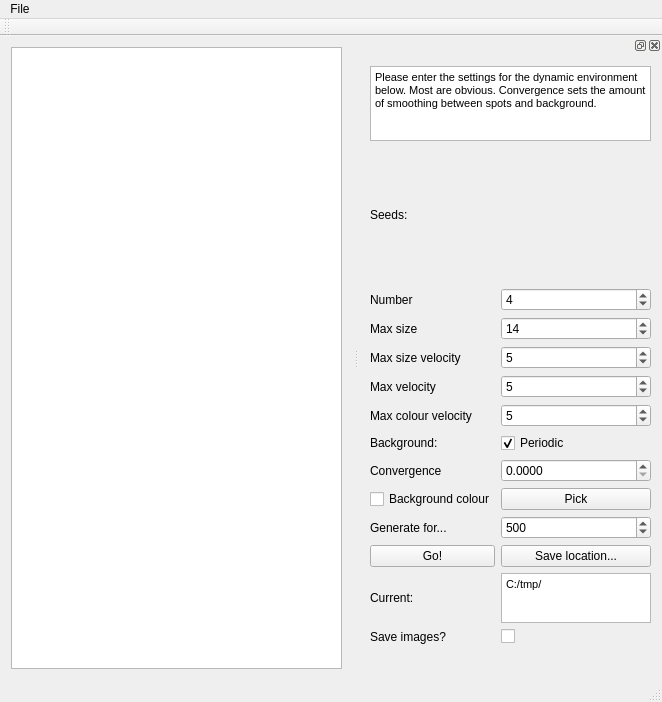
Before: the Qt Designer form mainwindow.ui in palaeoware/revosim, drawn with Qt 5.
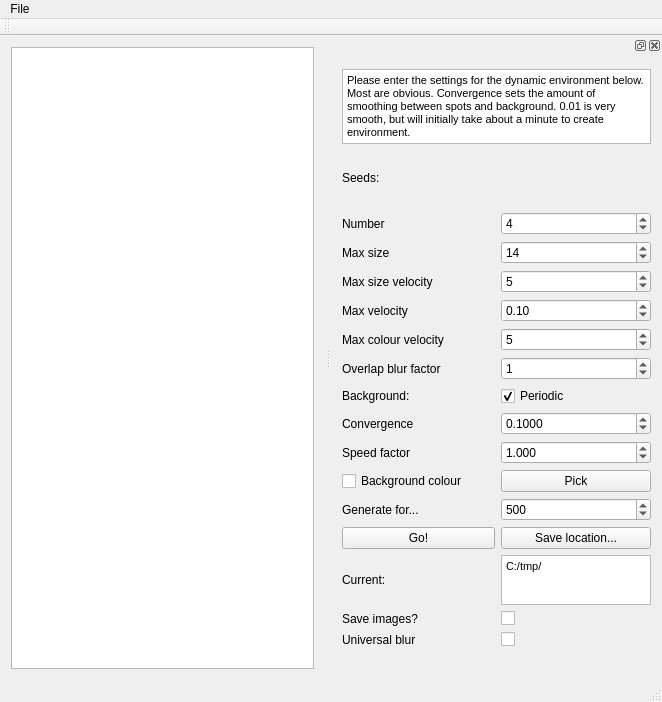
After: the same form once the commit is applied.

Commit message: EvoSim's environment

```diff
--- a/mainwindow.ui
+++ b/mainwindow.ui
@@ -50,8 +50,8 @@
   <widget class="QDockWidget" name="envSettings">
    <property name="minimumSize">
     <size>
-     <width>285</width>
-     <height>610</height>
+     <width>331</width>
+     <height>625</height>
     </size>
    </property>
    <property name="accessibleName">
@@ -81,7 +81,7 @@
 &lt;html&gt;&lt;head&gt;&lt;meta name=&quot;qrichtext&quot; content=&quot;1&quot; /&gt;&lt;style type=&quot;text/css&quot;&gt;
 p, li { white-space: pre-wrap; }
 &lt;/style&gt;&lt;/head&gt;&lt;body style=&quot; font-family:'MS Shell Dlg 2'; font-size:8.25pt; font-weight:400; font-style:normal;&quot;&gt;
-&lt;p style=&quot; margin-top:0px; margin-bottom:0px; margin-left:0px; margin-right:0px; -qt-block-indent:0; text-indent:0px;&quot;&gt;&lt;span style=&quot; font-size:8pt;&quot;&gt;Please enter the settings for the dynamic environment below. Most are obvious. Convergence sets the amount of smoothing between spots and background.&lt;/span&gt;&lt;/p&gt;&lt;/body&gt;&lt;/html&gt;</string>
+&lt;p style=&quot; margin-top:0px; margin-bottom:0px; margin-left:0px; margin-right:0px; -qt-block-indent:0; text-indent:0px;&quot;&gt;&lt;span style=&quot; font-size:8pt;&quot;&gt;Please enter the settings for the dynamic environment below. Most are obvious. Convergence sets the amount of smoothing between spots and background. 0.01 is very smooth, but will initially take about a minute to create environment.&lt;/span&gt;&lt;/p&gt;&lt;/body&gt;&lt;/html&gt;</string>
        </property>
       </widget>
      </item>
@@ -153,13 +153,6 @@
        </property>
       </widget>
      </item>
-     <item row="5" column="1">
-      <widget class="QSpinBox" name="velMax">
-       <property name="value">
-        <number>5</number>
-       </property>
-      </widget>
-     </item>
      <item row="6" column="0">
       <widget class="QLabel" name="label_6">
        <property name="text">
@@ -174,14 +167,14 @@
        </property>
       </widget>
      </item>
-     <item row="7" column="0">
+     <item row="8" column="0">
       <widget class="QLabel" name="label_8">
        <property name="text">
         <string>Background:</string>
        </property>
       </widget>
      </item>
-     <item row="7" column="1">
+     <item row="8" column="1">
       <widget class="QCheckBox" name="periodic">
        <property name="text">
         <string>Periodic</string>
@@ -191,14 +184,14 @@
        </property>
       </widget>
      </item>
-     <item row="8" column="0">
+     <item row="10" column="0">
       <widget class="QLabel" name="label_9">
        <property name="text">
         <string>Convergence</string>
        </property>
       </widget>
      </item>
-     <item row="8" column="1">
+     <item row="10" column="1">
       <widget class="QDoubleSpinBox" name="convergeAt">
        <property name="decimals">
         <number>4</number>
@@ -212,30 +205,33 @@
        <property name="singleStep">
         <double>0.001000000000000</double>
        </property>
+       <property name="value">
+        <double>0.100000000000000</double>
+       </property>
       </widget>
      </item>
-     <item row="9" column="0">
+     <item row="12" column="0">
       <widget class="QCheckBox" name="checkBox">
        <property name="text">
         <string>Background colour</string>
        </property>
       </widget>
      </item>
-     <item row="9" column="1">
+     <item row="12" column="1">
       <widget class="QPushButton" name="colourbutton">
        <property name="text">
         <string>Pick</string>
        </property>
       </widget>
      </item>
-     <item row="10" column="0">
+     <item row="13" column="0">
       <widget class="QLabel" name="label_5">
        <property name="text">
         <string>Generate for...</string>
        </property>
       </widget>
      </item>
-     <item row="10" column="1">
+     <item row="13" column="1">
       <widget class="QSpinBox" name="numGenerations">
        <property name="minimum">
         <number>1</number>
@@ -248,28 +244,28 @@
        </property>
       </widget>
      </item>
-     <item row="12" column="0">
+     <item row="15" column="0">
       <widget class="QPushButton" name="generateEnvironment">
        <property name="text">
         <string>Go!</string>
        </property>
       </widget>
      </item>
-     <item row="12" column="1">
+     <item row="15" column="1">
       <widget class="QPushButton" name="pushButton">
        <property name="text">
         <string>Save location...</string>
        </property>
       </widget>
      </item>
-     <item row="13" column="0">
+     <item row="16" column="0">
       <widget class="QLabel" name="label_7">
        <property name="text">
         <string>Current:</string>
        </property>
       </widget>
      </item>
-     <item row="13" column="1">
+     <item row="16" column="1">
       <widget class="QTextBrowser" name="textBrowser_2">
        <property name="sizePolicy">
         <sizepolicy hsizetype="Minimum" vsizetype="MinimumExpanding">
@@ -292,14 +288,14 @@
        </property>
       </widget>
      </item>
-     <item row="14" column="0">
+     <item row="17" column="0">
       <widget class="QLabel" name="label_10">
        <property name="text">
         <string>Save images?</string>
        </property>
       </widget>
      </item>
-     <item row="14" column="1">
+     <item row="17" column="1">
       <widget class="QCheckBox" name="checkBox_2">
        <property name="text">
         <string/>
@@ -309,6 +305,70 @@
        </property>
       </widget>
      </item>
+     <item row="7" column="0">
+      <widget class="QLabel" name="label_12">
+       <property name="text">
+        <string>Overlap blur factor</string>
+       </property>
+      </widget>
+     </item>
+     <item row="7" column="1">
+      <widget class="QSpinBox" name="buffSpin">
+       <property name="maximum">
+        <number>50</number>
+       </property>
+       <property name="value">
+        <number>1</number>
+       </property>
+      </widget>
+     </item>
+     <item row="11" column="0">
+      <widget class="QLabel" name="label_13">
+       <property name="text">
+        <string>Speed factor</string>
+       </property>
+      </widget>
+     </item>
+     <item row="11" column="1">
+      <widget class="QDoubleSpinBox" name="factorSpin">
+       <property name="decimals">
+        <number>3</number>
+       </property>
+       <property name="minimum">
+        <double>0.001000000000000</double>
+       </property>
+       <property name="singleStep">
+        <double>0.100000000000000</double>
+       </property>
+       <property name="value">
+        <double>1.000000000000000</double>
+       </property>
+      </widget>
+     </item>
+     <item row="5" column="1">
+      <widget class="QDoubleSpinBox" name="velMax2">
+       <property name="value">
+        <double>0.100000000000000</double>
+       </property>
+      </widget>
+     </item>
+     <item row="18" column="0">
+      <widget class="QLabel" name="label_14">
+       <property name="text">
+        <string>Universal blur</string>
+       </property>
+      </widget>
+     </item>
+     <item row="18" column="1">
+      <widget class="QCheckBox" name="blurChk">
+       <property name="text">
+        <string/>
+       </property>
+       <property name="checked">
+        <bool>false</bool>
+       </property>
+      </widget>
+     </item>
     </layout>
    </widget>
   </widget>
```
The commit also changes 19 other files.
